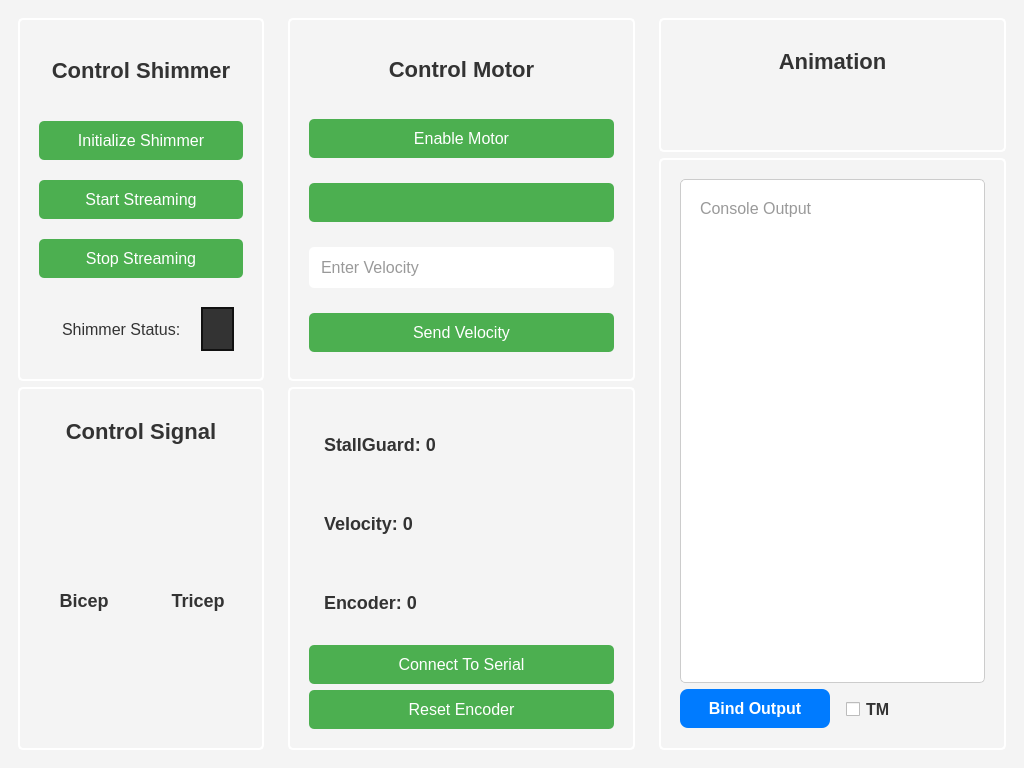
The window that app_dependency/mainwindow.ui (carl0801/ElbowExo) describes before a commit, drawn with Qt 5.
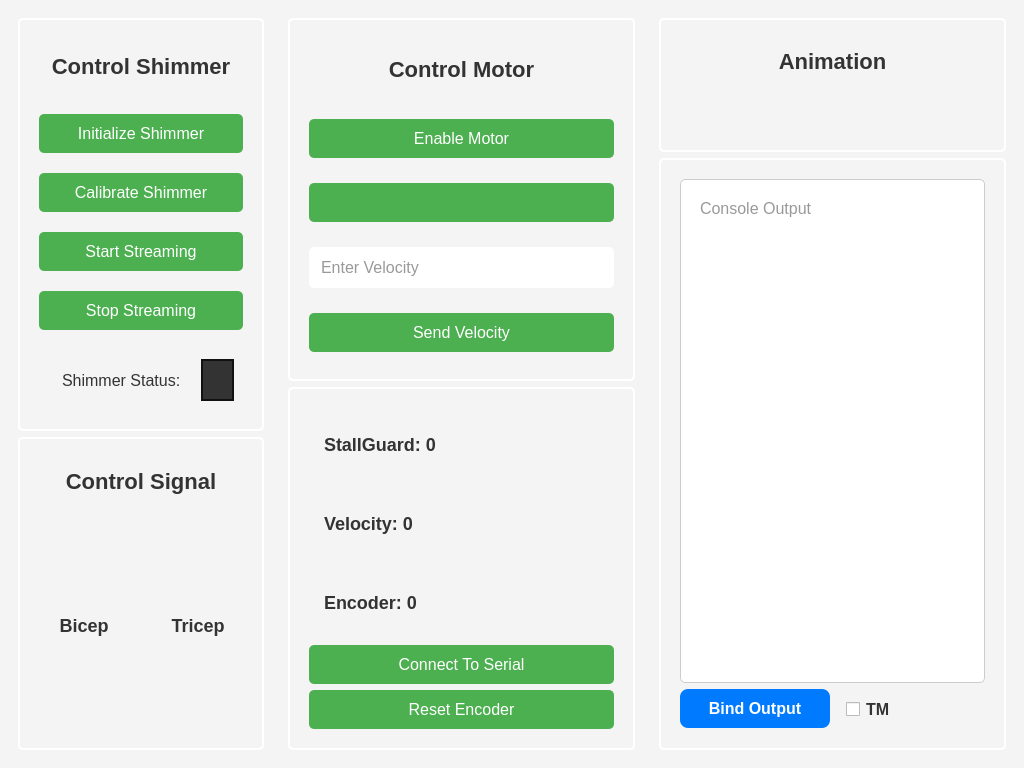
The same window after the commit.

```diff
--- a/app_dependency/mainwindow.ui
+++ b/app_dependency/mainwindow.ui
@@ -110,6 +110,18 @@
                                                 </property>
                                             </widget>
                                         </item>
+                                        <item>
+                                            <widget class="QPushButton" name="calibrate_shimmer_button">
+                                                <property name="text">
+                                                    <string>Calibrate Shimmer</string>
+                                                </property>
+                                                <property name="styleSheet">
+                                                    <string>
+                                                    border: none;
+                                                    </string>
+                                                </property>
+                                            </widget>
+                                        </item>
                                         <item>
                                             <widget class="QPushButton" name="start_streaming_button">
                                                 <property name="text">
```
